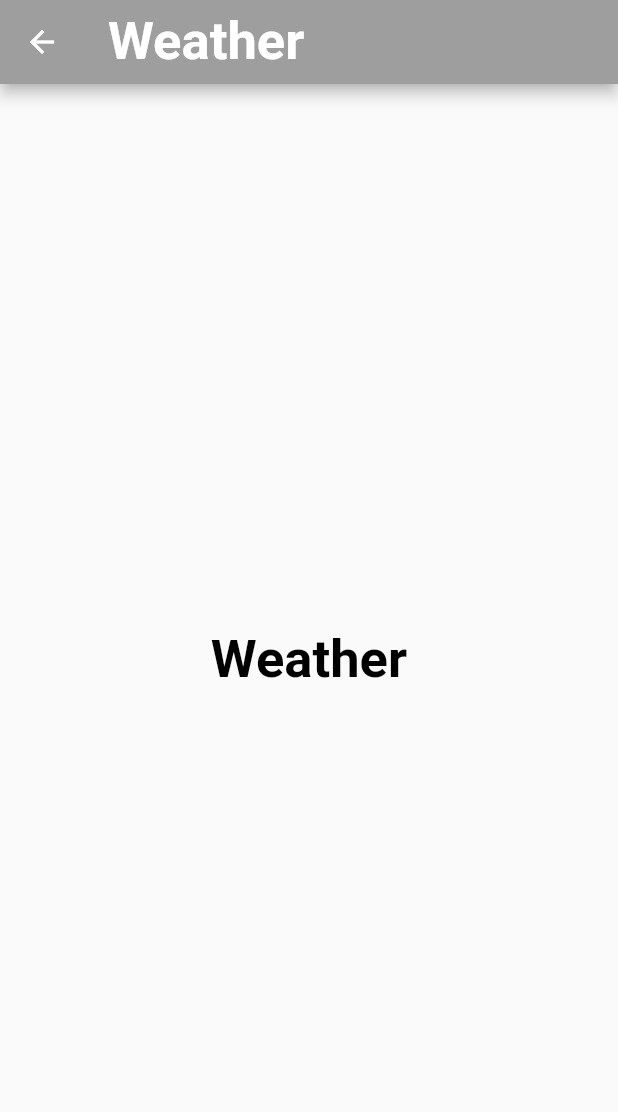
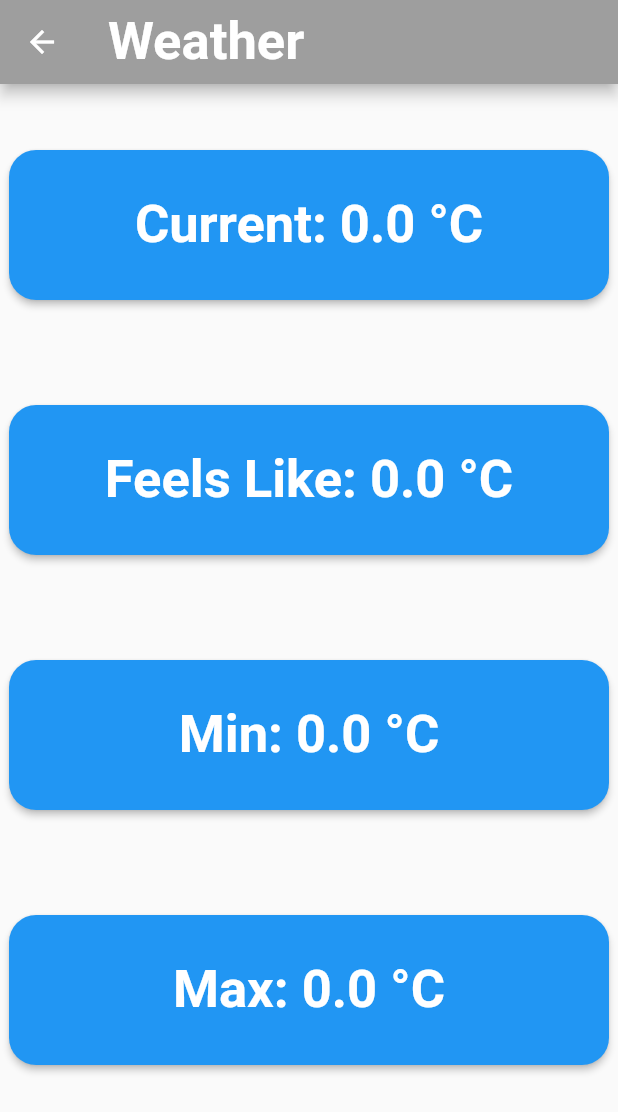
Before and after one commit to AnthonyValenti/Capstone_MobileApp, a Flutter app: the screen it shows after launch, after a tap on "Weather", on a phone screen of 412 x 824 dp. Shown: the top 1112 px of the screen. Run offline on Flutter 3.47's test engine with Material 2 defaults, Android fonts, the phone set to English and light mode, and no system bars; our stand-ins replace weather; network calls fail.

Commit message:
updated weather page

```diff
--- /dev/null
+++ b/lib/pages/weather_page.dart
@@ -0,0 +1,116 @@
+import 'dart:math';
+
+import 'package:flutter/material.dart';
+import 'package:weather/weather.dart';
+
+WeatherFactory wf = new WeatherFactory("618774ba56bdfedf15cce5001b815715");
+
+class WeatherPage extends StatelessWidget {
+  const WeatherPage({super.key});
+
+  @override
+  Widget build(BuildContext context) {
+    return Scaffold(
+      appBar: AppBar(
+        title: const Text('Weather',
+            style: TextStyle(
+                fontSize: 35,
+                fontWeight: FontWeight.bold,
+                color: Colors.white)),
+        backgroundColor: Colors.grey,
+      ),
+      body: const WeatherStates(),
+    );
+  }
+}
+
+class WeatherStates extends StatefulWidget {
+  const WeatherStates({super.key});
+
+  @override
+  State<WeatherStates> createState() => _TempState();
+}
+
+class _TempState extends State<WeatherStates> {
+  double? _feelsLike = 0;
+  double? _minTemp = 0;
+  double? _maxTemp = 0;
+  double? _currTemp = 0;
+
+  double roundDouble(double value, int places) {
+    num mod = pow(10.0, places);
+    return ((value * mod).round().toDouble() / mod);
+  }
+
+  void getWeather() async {
+    Weather w = await wf.currentWeatherByCityName("Toronto");
+    if (mounted) {
+      setState(() {
+        _feelsLike = w.tempFeelsLike?.celsius;
+        _feelsLike = roundDouble(_feelsLike!, 2);
+
+        _minTemp = w.tempMin?.celsius;
+        _minTemp = roundDouble(_minTemp!, 2);
+
+        _maxTemp = w.tempMax?.celsius;
+        _maxTemp = roundDouble(_maxTemp!, 2);
+
+        _currTemp = w.temperature?.celsius;
+        _currTemp = roundDouble(_currTemp!, 2);
+      });
+    }
+  }
+
+  @override
+  Widget build(BuildContext context) {
+    getWeather();
+    final ButtonStyle style = ElevatedButton.styleFrom(
+      textStyle: const TextStyle(
+        fontSize: 35,
+        fontWeight: FontWeight.bold,
+      ),
+      shape: RoundedRectangleBorder(borderRadius: BorderRadius.circular(18)),
+      fixedSize: const Size(400, 100),
+    );
+
+    return Center(
+      child: Column(
+        mainAxisSize: MainAxisSize.min,
+        children: <Widget>[
+          ElevatedButton(
+            style: style,
+            onPressed: () {
+              getWeather();
+            },
+            child: Text("Current: $_currTemp °C"),
+          ),
+          const SizedBox(height: 70),
+          ElevatedButton(
+            style: style,
+            onPressed: () {
+              getWeather();
+            },
+            child: Text("Feels Like: $_feelsLike °C"),
+          ),
+          const SizedBox(height: 70),
+          ElevatedButton(
+            style: style,
+            onPressed: () {
+              getWeather();
+            },
+            child: Text("Min: $_minTemp °C"),
+          ),
+          const SizedBox(height: 70),
+          ElevatedButton(
+            style: style,
+            onPressed: () {
+              getWeather();
+            },
+            child: Text("Max: $_maxTemp °C"),
+          ),
+          const SizedBox(height: 70),
+        ],
+      ),
+    );
+  }
+}
--- a/lib/weatherPage.dart
+++ /dev/null
@@ -1,26 +0,0 @@
-import 'package:flutter/material.dart';
-
-class WeatherPage extends StatelessWidget {
-  const WeatherPage({super.key});
-
-  @override
-  Widget build(BuildContext context) {
-    return Scaffold(
-      appBar: AppBar(
-        title: const Text('Weather',
-            style: TextStyle(
-                fontSize: 35,
-                fontWeight: FontWeight.bold,
-                color: Colors.white)),
-        backgroundColor: Colors.grey,
-      ),
-      body: const Center(
-        child: Text(
-          "Weather",
-          style: TextStyle(
-              fontSize: 35, fontWeight: FontWeight.bold, color: Colors.black),
-        ),
-      ),
-    );
-  }
-}
--- a/pubspec.yaml
+++ b/pubspec.yaml
@@ -29,6 +29,9 @@ environment:
 # the latest version available on pub.dev. To see which dependencies have newer
 # versions available, run `flutter pub outdated`.
 dependencies:
+
+  weather:
+  http: ^0.13.5
   flutter:
     sdk: flutter
 
@@ -36,6 +39,7 @@ dependencies:
   # The following adds the Cupertino Icons font to your application.
   # Use with the CupertinoIcons class for iOS style icons.
   cupertino_icons: ^1.0.2
+  geolocator: ^9.0.2
 
 dev_dependencies:
   flutter_test:
```
Also changed, not shown: lib/main.dart (+5 -5 lines), lib/pages/commute_page.dart (renamed from lib/commutePage.dart), lib/pages/meetings_page.dart (renamed from lib/meetingsPage.dart), lib/pages/office_page.dart (renamed from lib/officePage.dart), lib/pages/team_page.dart (renamed from lib/teamPage.dart), pubspec.lock, 15 other files.
